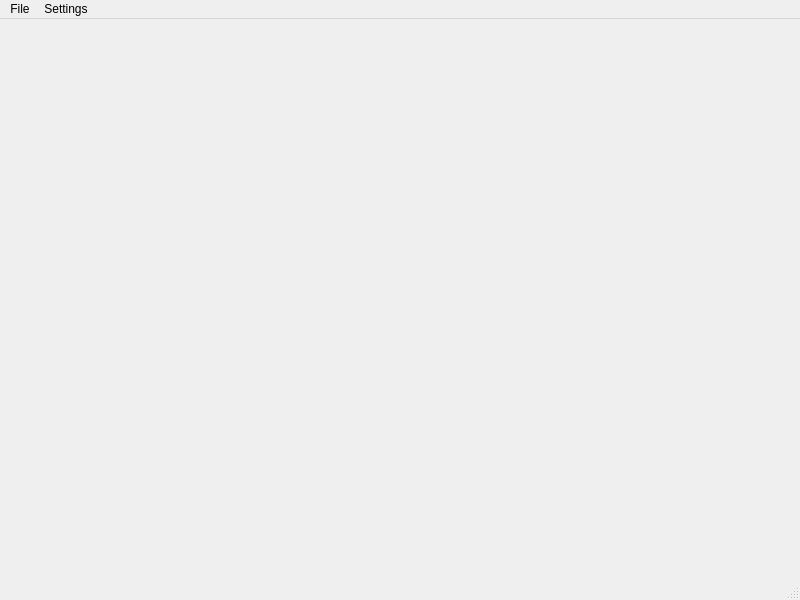
Qt form MainWindow.ui (HAL9000COM/PicFinder) before a commit.
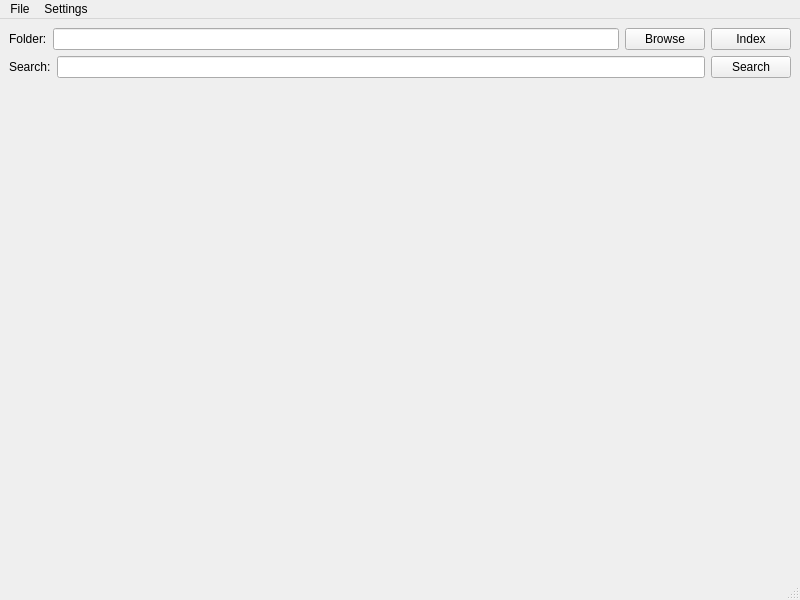
The same form after that commit.

The edit to the form file:
```diff
--- a/MainWindow.ui
+++ b/MainWindow.ui
@@ -16,7 +16,62 @@
   <property name="locale">
    <locale language="English" country="UnitedStates"/>
   </property>
-  <widget class="QWidget" name="centralwidget"/>
+  <widget class="QWidget" name="centralwidget">
+   <layout class="QVBoxLayout" name="verticalLayout">
+    <item>
+     <layout class="QHBoxLayout" name="horizontalLayout">
+      <item>
+       <widget class="QLabel" name="label_2">
+        <property name="text">
+         <string>Folder:</string>
+        </property>
+       </widget>
+      </item>
+      <item>
+       <widget class="QLineEdit" name="lineEdit_folder"/>
+      </item>
+      <item>
+       <widget class="QPushButton" name="pushButton_folder_browse">
+        <property name="text">
+         <string>Browse</string>
+        </property>
+       </widget>
+      </item>
+      <item>
+       <widget class="QPushButton" name="pushButton_index">
+        <property name="text">
+         <string>Index</string>
+        </property>
+       </widget>
+      </item>
+     </layout>
+    </item>
+    <item>
+     <layout class="QHBoxLayout" name="horizontalLayout_2">
+      <item>
+       <widget class="QLabel" name="label">
+        <property name="text">
+         <string>Search:</string>
+        </property>
+       </widget>
+      </item>
+      <item>
+       <widget class="QLineEdit" name="lineEdit_search"/>
+      </item>
+      <item>
+       <widget class="QPushButton" name="pushButton_search">
+        <property name="text">
+         <string>Search</string>
+        </property>
+       </widget>
+      </item>
+     </layout>
+    </item>
+    <item>
+     <widget class="QWidget" name="widget" native="true"/>
+    </item>
+   </layout>
+  </widget>
   <widget class="QMenuBar" name="menubar">
    <property name="geometry">
     <rect>
```
Left out of the diff: 14 changed lines with no effect on the pictures.
